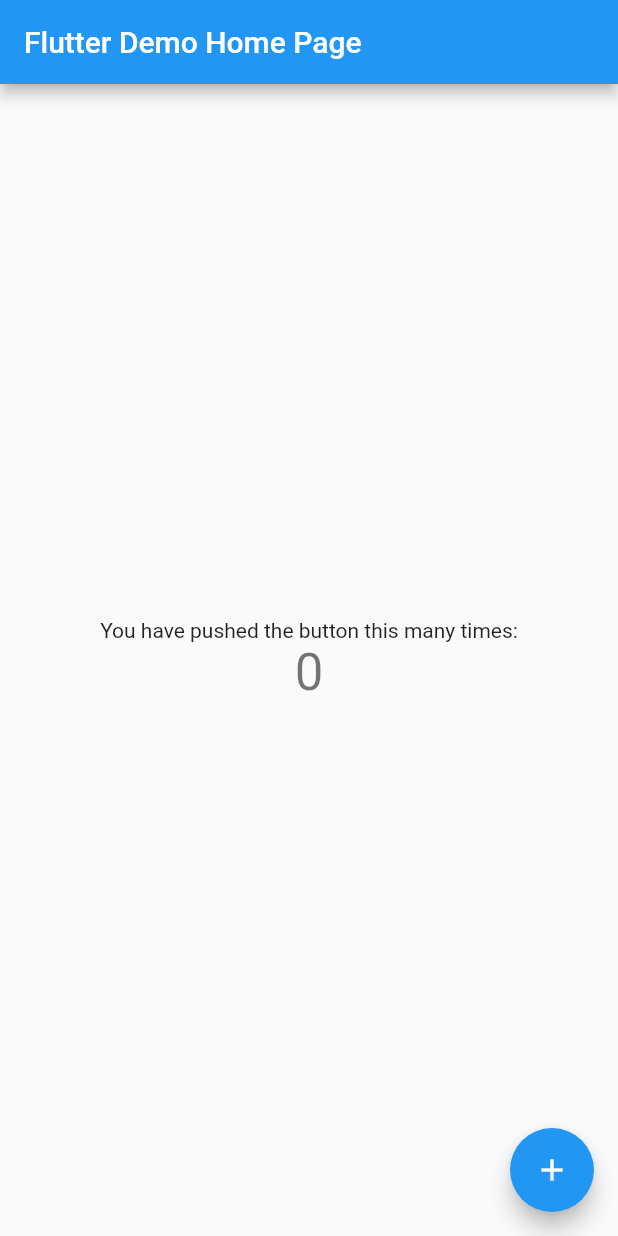
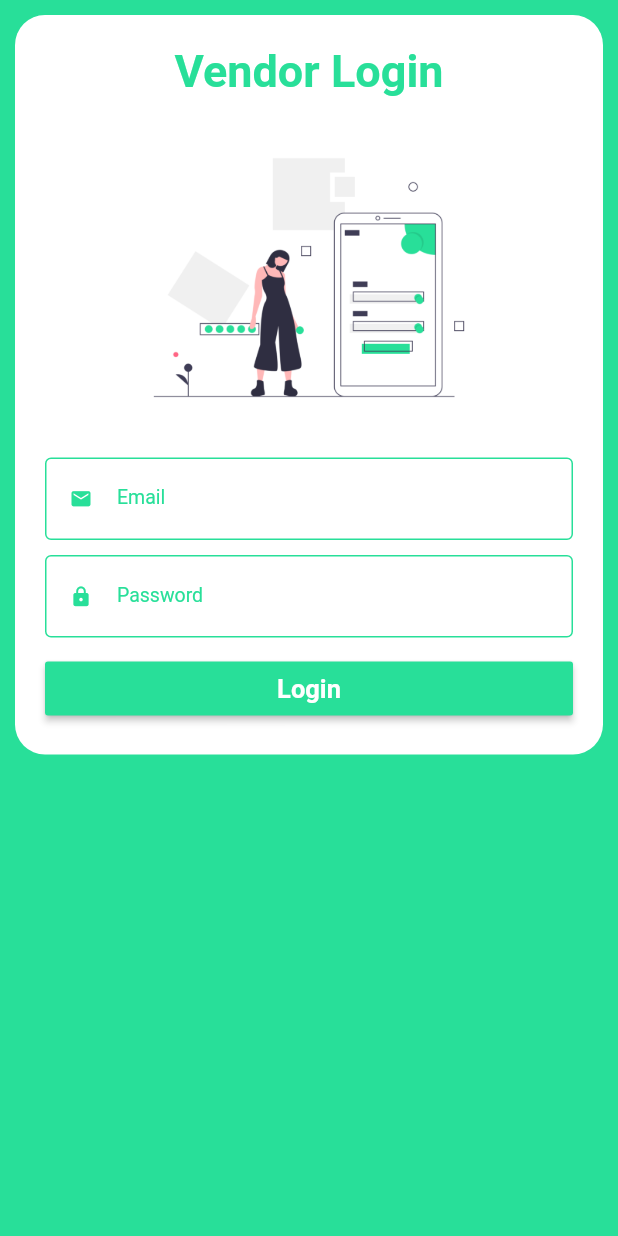
Before and after one commit to PikNgrocers/PikNgrocers_vendor, a Flutter app: the screen it shows after launch, on a phone screen of 412 x 824 dp. Run offline on Flutter 3.47's test engine with Material 2 defaults, Android fonts, the phone set to English and light mode, and no system bars.

Commit message:
Boiler plate

```diff
--- /dev/null
+++ b/lib/constants.dart
@@ -0,0 +1,3 @@
+import 'package:flutter/material.dart';
+
+const kLoginPageColor = Color(0xff28df99);
--- a/lib/main.dart
+++ b/lib/main.dart
@@ -1,4 +1,5 @@
 import 'package:flutter/material.dart';
+import 'package:pikngrocers_vendor/screen/loginpage.dart';
 
 void main() {
   runApp(MyApp());
@@ -9,109 +10,7 @@ class MyApp extends StatelessWidget {
   @override
   Widget build(BuildContext context) {
     return MaterialApp(
-      title: 'Flutter Demo',
-      theme: ThemeData(
-        // This is the theme of your application.
-        //
-        // Try running your application with "flutter run". You'll see the
-        // application has a blue toolbar. Then, without quitting the app, try
-        // changing the primarySwatch below to Colors.green and then invoke
-        // "hot reload" (press "r" in the console where you ran "flutter run",
-        // or simply save your changes to "hot reload" in a Flutter IDE).
-        // Notice that the counter didn't reset back to zero; the application
-        // is not restarted.
-        primarySwatch: Colors.blue,
-        // This makes the visual density adapt to the platform that you run
-        // the app on. For desktop platforms, the controls will be smaller and
-        // closer together (more dense) than on mobile platforms.
-        visualDensity: VisualDensity.adaptivePlatformDensity,
-      ),
-      home: MyHomePage(title: 'Flutter Demo Home Page'),
+      home: LoginPage(),
     );
   }
 }
-
-class MyHomePage extends StatefulWidget {
-  MyHomePage({Key key, this.title}) : super(key: key);
-
-  // This widget is the home page of your application. It is stateful, meaning
-  // that it has a State object (defined below) that contains fields that affect
-  // how it looks.
-
-  // This class is the configuration for the state. It holds the values (in this
-  // case the title) provided by the parent (in this case the App widget) and
-  // used by the build method of the State. Fields in a Widget subclass are
-  // always marked "final".
-
-  final String title;
-
-  @override
-  _MyHomePageState createState() => _MyHomePageState();
-}
-
-class _MyHomePageState extends State<MyHomePage> {
-  int _counter = 0;
-
-  void _incrementCounter() {
-    setState(() {
-      // This call to setState tells the Flutter framework that something has
-      // changed in this State, which causes it to rerun the build method below
-      // so that the display can reflect the updated values. If we changed
-      // _counter without calling setState(), then the build method would not be
-      // called again, and so nothing would appear to happen.
-      _counter++;
-    });
-  }
-
-  @override
-  Widget build(BuildContext context) {
-    // This method is rerun every time setState is called, for instance as done
-    // by the _incrementCounter method above.
-    //
-    // The Flutter framework has been optimized to make rerunning build methods
-    // fast, so that you can just rebuild anything that needs updating rather
-    // than having to individually change instances of widgets.
-    return Scaffold(
-      appBar: AppBar(
-        // Here we take the value from the MyHomePage object that was created by
-        // the App.build method, and use it to set our appbar title.
-        title: Text(widget.title),
-      ),
-      body: Center(
-        // Center is a layout widget. It takes a single child and positions it
-        // in the middle of the parent.
-        child: Column(
-          // Column is also a layout widget. It takes a list of children and
-          // arranges them vertically. By default, it sizes itself to fit its
-          // children horizontally, and tries to be as tall as its parent.
-          //
-          // Invoke "debug painting" (press "p" in the console, choose the
-          // "Toggle Debug Paint" action from the Flutter Inspector in Android
-          // Studio, or the "Toggle Debug Paint" command in Visual Studio Code)
-          // to see the wireframe for each widget.
-          //
-          // Column has various properties to control how it sizes itself and
-          // how it positions its children. Here we use mainAxisAlignment to
-          // center the children vertically; the main axis here is the vertical
-          // axis because Columns are vertical (the cross axis would be
-          // horizontal).
-          mainAxisAlignment: MainAxisAlignment.center,
-          children: <Widget>[
-            Text(
-              'You have pushed the button this many times:',
-            ),
-            Text(
-              '$_counter',
-              style: Theme.of(context).textTheme.headline4,
-            ),
-          ],
-        ),
-      ),
-      floatingActionButton: FloatingActionButton(
-        onPressed: _incrementCounter,
-        tooltip: 'Increment',
-        child: Icon(Icons.add),
-      ), // This trailing comma makes auto-formatting nicer for build methods.
-    );
-  }
-}
--- /dev/null
+++ b/lib/screen/loginpage.dart
@@ -0,0 +1,119 @@
+import 'package:flutter/material.dart';
+import 'package:pikngrocers_vendor/constants.dart';
+
+class LoginPage extends StatelessWidget {
+  @override
+  Widget build(BuildContext context) {
+    return Scaffold(
+      backgroundColor: Color(0xff28df99),
+      body: SafeArea(
+        child: SingleChildScrollView(
+          child: Container(
+            decoration: BoxDecoration(
+              borderRadius: BorderRadius.circular(20),
+              color: Colors.white,
+            ),
+            margin: EdgeInsets.all(10),
+            padding: EdgeInsets.all(20),
+            child: Column(
+              crossAxisAlignment: CrossAxisAlignment.stretch,
+              mainAxisAlignment: MainAxisAlignment.center,
+              children: [
+                Text(
+                  'Vendor Login',
+                  textAlign: TextAlign.center,
+                  style: TextStyle(
+                      color: kLoginPageColor,
+                      fontSize: 30.0,
+                      fontWeight: FontWeight.bold),
+                ),
+                SizedBox(
+                  height: 20,
+                ),
+                Image.asset(
+                  'assets/images/vendor_login.png',
+                  width: 200,
+                  height: 200,
+                ),
+                SizedBox(
+                  height: 20,
+                ),
+                TextField(
+                  style: TextStyle(
+                    color: Colors.grey,
+                    fontSize: 13.0,
+                  ),
+                  decoration: InputDecoration(
+                    prefixIcon: Icon(
+                      Icons.email,
+                      color: kLoginPageColor,
+                      size: 15.0,
+                    ),
+                    enabledBorder: OutlineInputBorder(
+                      borderSide: BorderSide(color: kLoginPageColor),
+                    ),
+                    focusedBorder: OutlineInputBorder(
+                      borderSide: BorderSide(color: kLoginPageColor),
+                      borderRadius: BorderRadius.circular(10),
+                    ),
+                    labelText: 'Email',
+                    labelStyle: TextStyle(
+                      fontSize: 13,
+                      color: kLoginPageColor,
+                    ),
+                  ),
+                  cursorColor: kLoginPageColor,
+                ),
+                SizedBox(
+                  height: 10,
+                ),
+                TextField(
+
+                  obscureText: true,
+                  style: TextStyle(
+                    color: Colors.grey,
+                    fontSize: 13.0,
+                  ),
+                  decoration: InputDecoration(
+                    prefixIcon: Icon(
+                      Icons.lock,
+                      color: kLoginPageColor,
+                      size: 15.0,
+                    ),
+                    enabledBorder: OutlineInputBorder(
+                      borderSide: BorderSide(color: kLoginPageColor),
+                    ),
+                    focusedBorder: OutlineInputBorder(
+                      borderSide: BorderSide(color: kLoginPageColor),
+                      borderRadius: BorderRadius.circular(10),
+                    ),
+                    labelText: 'Password',
+                    labelStyle: TextStyle(
+                      fontSize: 13,
+                      color: kLoginPageColor,
+                    ),
+                  ),
+                  cursorColor: kLoginPageColor,
+                ),
+                SizedBox(
+                  height: 10,
+                ),
+                RaisedButton(
+                  onPressed: () {},
+                  child: Text(
+                    'Login',
+                    style: TextStyle(
+                        color: Colors.white,
+                        fontSize: 17,
+                        fontWeight: FontWeight.bold),
+                  ),
+                  color: kLoginPageColor,
+                ),
+              ],
+            ),
+          ),
+        ),
+      ),
+    );
+  }
+}
--- a/pubspec.yaml
+++ b/pubspec.yaml
@@ -45,6 +45,8 @@ flutter:
   uses-material-design: true
 
   # To add assets to your application, add an assets section, like this:
+  assets:
+    - assets/images/
   # assets:
   #   - images/a_dot_burr.jpeg
   #   - images/a_dot_ham.jpeg
```
Also changed, not shown: assets/images/vendor_login.png (added).
